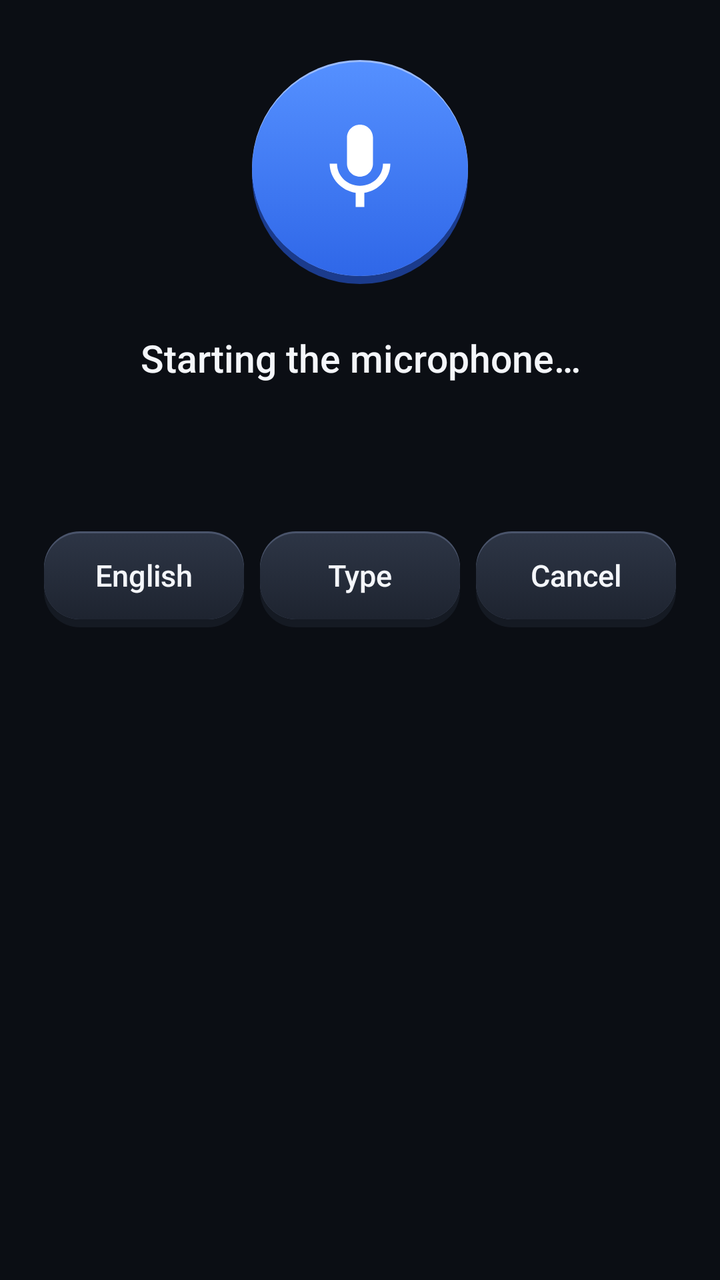
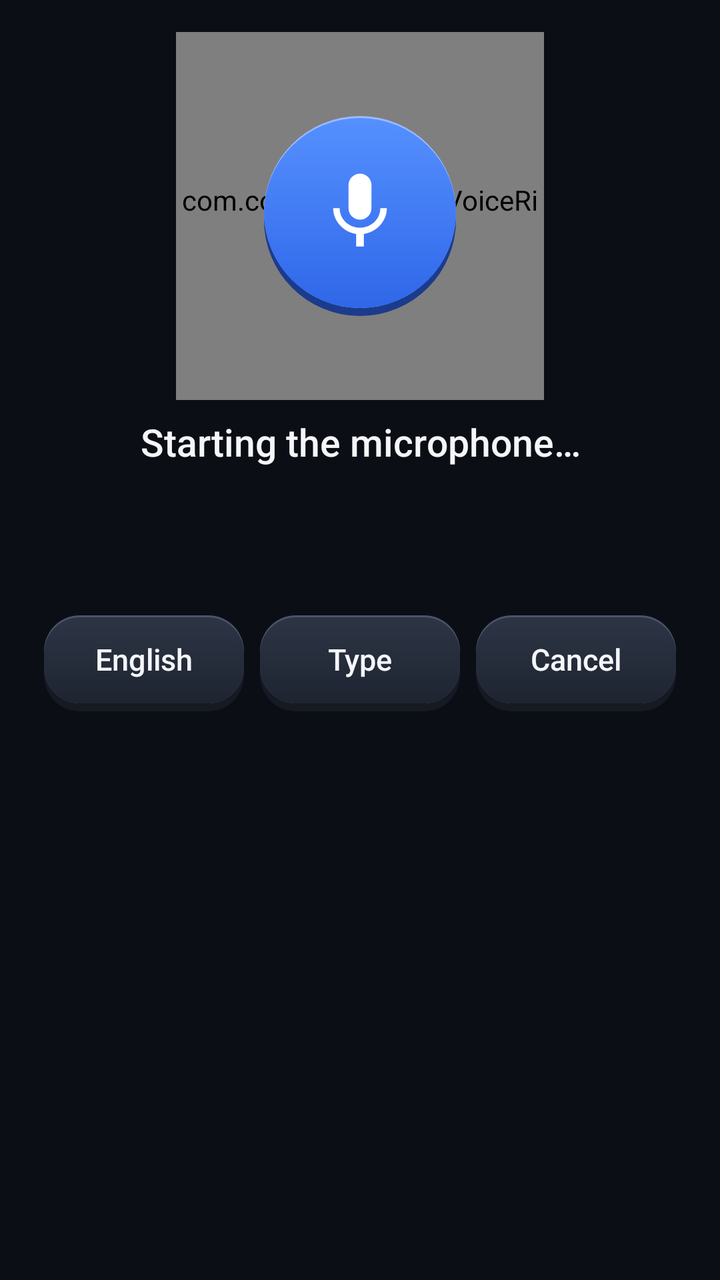

The first picture is an Android layout as it rendered before a commit; the second is the same layout after the commit. The layout source and the unified diff follow.
<!-- AndroidManifest.xml: application theme Theme.CouchRemote -->
<!-- res/layout/voice_panel.xml -->
<?xml version="1.0" encoding="utf-8"?>
<LinearLayout xmlns:android="http://schemas.android.com/apk/res/android"
    android:layout_width="match_parent"
    android:layout_height="wrap_content"
    android:gravity="center_horizontal"
    android:orientation="vertical"
    android:paddingStart="22dp"
    android:paddingTop="30dp"
    android:paddingEnd="22dp"
    android:paddingBottom="18dp">

    <ImageView
        android:id="@+id/voice_mic"
        android:layout_width="112dp"
        android:layout_height="112dp"
        android:background="@drawable/mic_bg"
        android:contentDescription="@string/voice_mic"
        android:paddingStart="30dp"
        android:paddingTop="28dp"
        android:paddingEnd="30dp"
        android:paddingBottom="32dp"
        android:stateListAnimator="@animator/key_press"
        android:scaleType="fitCenter"
        android:src="@drawable/ic_mic" />

    <TextView
        android:id="@+id/voice_status"
        android:layout_width="match_parent"
        android:layout_height="wrap_content"
        android:layout_marginTop="24dp"
        android:fontFamily="sans-serif-medium"
        android:gravity="center"
        android:text="@string/voice_starting"
        android:textColor="@color/ink"
        android:textSize="19sp" />

    <TextView
        android:id="@+id/voice_heard"
        android:layout_width="match_parent"
        android:layout_height="wrap_content"
        android:layout_marginTop="8dp"
        android:gravity="center"
        android:minHeight="52dp"
        android:textColor="@color/muted"
        android:textSize="17sp" />

    <LinearLayout
        android:layout_width="match_parent"
        android:layout_height="wrap_content"
        android:layout_marginTop="14dp"
        android:orientation="horizontal">

        <Button
            android:id="@+id/voice_language"
            style="@style/RemoteKey.Text"
            android:layout_width="0dp"
            android:layout_height="48dp"
            android:layout_weight="1"
            android:text="@string/language_english" />

        <Button
            android:id="@+id/voice_type"
            style="@style/RemoteKey.Text"
            android:layout_width="0dp"
            android:layout_height="48dp"
            android:layout_marginStart="8dp"
            android:layout_weight="1"
            android:text="@string/voice_type" />

        <Button
            android:id="@+id/voice_cancel"
            style="@style/RemoteKey.Text"
            android:layout_width="0dp"
            android:layout_height="48dp"
            android:layout_marginStart="8dp"
            android:layout_weight="1"
            android:text="@string/cancel" />
    </LinearLayout>
</LinearLayout>
<!-- resources referenced by this layout -->
<resources>
  <color name="ink">#F4F6FA</color>
  <color name="muted">#A3ACBC</color>
  <!-- drawable ic_mic (drawable) -->
  <?xml version="1.0" encoding="utf-8"?>
  <vector xmlns:android="http://schemas.android.com/apk/res/android"
      android:width="26dp" android:height="26dp" android:viewportWidth="24" android:viewportHeight="24">
      <path android:fillColor="#FFFFFF" android:pathData="M12,14c1.66,0 2.99,-1.34 2.99,-3L15,5c0,-1.66 -1.34,-3 -3,-3S9,3.34 9,5v6c0,1.66 1.34,3 3,3zM17.3,11c0,3 -2.54,5.1 -5.3,5.1S6.7,14 6.7,11L5,11c0,3.41 2.72,6.23 6,6.72L11,21h2v-3.28c3.28,-0.48 6,-3.3 6,-6.72h-1.7z" />
  </vector>
  <string name="cancel">Cancel</string>
  <string name="language_english">English</string>
  <string name="voice_mic">Microphone. Tap to finish, or to try again.</string>
  <string name="voice_starting">Starting the microphone…</string>
  <string name="voice_type">Type</string>
  <style name="RemoteKey.Text" parent="android:Widget.Material.Button">
          <item name="android:background">@drawable/key_bg</item>
          <item name="android:textColor">@color/ink</item>
          <item name="android:textSize">15sp</item>
          <item name="android:textAllCaps">false</item>
          <item name="android:fontFamily">sans-serif-medium</item>
          <item name="android:paddingStart">8dp</item>
          <item name="android:paddingEnd">8dp</item>
          <item name="android:paddingTop">0dp</item>
          <item name="android:paddingBottom">4dp</item>
          <item name="android:stateListAnimator">@animator/key_press</item>
          <item name="android:minHeight">0dp</item>
          <item name="android:minWidth">0dp</item>
          <item name="android:maxLines">2</item>
      </style>
  <style name="Theme.CouchRemote" parent="android:Theme.Material.NoActionBar">
          <item name="android:windowBackground">@color/background</item>
          <item name="android:statusBarColor">@color/background</item>
          <item name="android:navigationBarColor">@color/background</item>
          <item name="android:colorAccent">@color/good</item>
      </style>
  <color name="voice_edge">#1B3B8C</color>
  <color name="voice_pressed_rim">#14306F</color>
  <color name="voice_pressed_top">#2654BF</color>
  <color name="voice_pressed_bottom">#3166DA</color>
  <color name="voice_rim">#9ABBFF</color>
  <color name="voice_top">#5590FF</color>
  <color name="voice_bottom">#2F67E8</color>
  <color name="background">#0B0E14</color>
  <color name="good">#3DDC84</color>
  <color name="key_edge">#151A23</color>
  <color name="key_pressed_rim">#0E1117</color>
  <color name="key_pressed_top">#181D26</color>
  <color name="key_pressed_bottom">#222936</color>
  <color name="key_rim">#4A546B</color>
  <color name="key_top">#2D3545</color>
  <color name="key_bottom">#1E2430</color>
  <!-- unchanged entries left out for length: 2 -->
</resources>

<!-- the commit's change to res/layout/voice_panel.xml (unified diff, before → after) -->
@@ -5,29 +5,42 @@
     android:gravity="center_horizontal"
     android:orientation="vertical"
     android:paddingStart="22dp"
-    android:paddingTop="30dp"
+    android:paddingTop="16dp"
     android:paddingEnd="22dp"
     android:paddingBottom="18dp">
 
-    <ImageView
-        android:id="@+id/voice_mic"
-        android:layout_width="112dp"
-        android:layout_height="112dp"
-        android:background="@drawable/mic_bg"
-        android:contentDescription="@string/voice_mic"
-        android:paddingStart="30dp"
-        android:paddingTop="28dp"
-        android:paddingEnd="30dp"
-        android:paddingBottom="32dp"
-        android:stateListAnimator="@animator/key_press"
-        android:scaleType="fitCenter"
-        android:src="@drawable/ic_mic" />
+    
+    <FrameLayout
+        android:layout_width="184dp"
+        android:layout_height="184dp">
+
+        <com.couchtv.remote.VoiceRings
+            android:id="@+id/voice_rings"
+            android:layout_width="match_parent"
+            android:layout_height="match_parent"
+            android:importantForAccessibility="no" />
+
+        <ImageView
+            android:id="@+id/voice_mic"
+            android:layout_width="100dp"
+            android:layout_height="100dp"
+            android:layout_gravity="center"
+            android:background="@drawable/mic_bg"
+            android:contentDescription="@string/voice_mic"
+            android:paddingStart="27dp"
+            android:paddingTop="25dp"
+            android:paddingEnd="27dp"
+            android:paddingBottom="29dp"
+            android:scaleType="fitCenter"
+            android:src="@drawable/ic_mic"
+            android:stateListAnimator="@animator/key_press" />
+    </FrameLayout>
 
     <TextView
         android:id="@+id/voice_status"
         android:layout_width="match_parent"
         android:layout_height="wrap_content"
-        android:layout_marginTop="24dp"
+        android:layout_marginTop="8dp"
         android:fontFamily="sans-serif-medium"
         android:gravity="center"
         android:text="@string/voice_starting"
